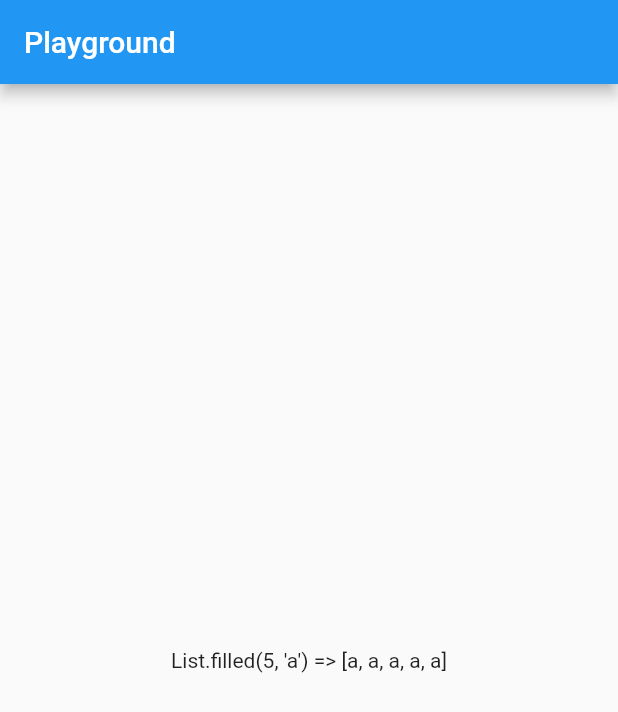
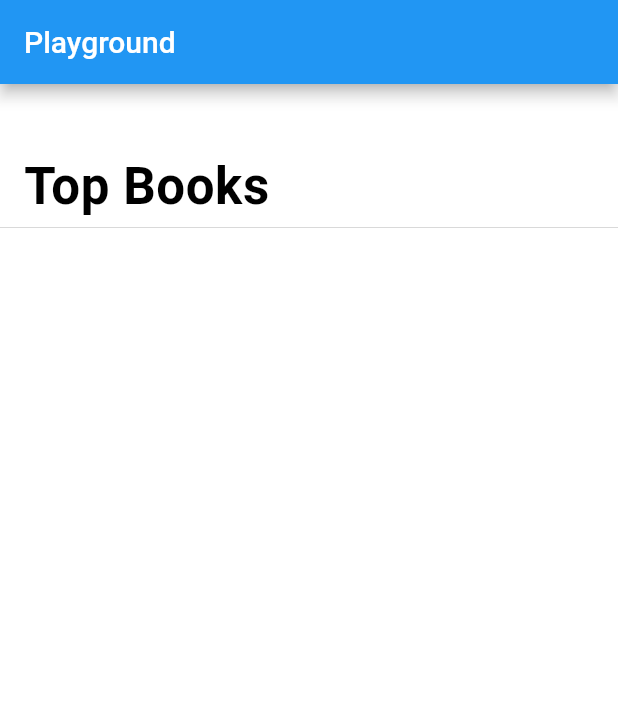
Before and after one commit to edman/flutter-playground, a Flutter app: the screen it shows after launch, on a phone screen of 412 x 824 dp. Shown: the top 712 px of the screen. Run offline on Flutter 3.47's test engine with Material 2 defaults, Android fonts, the phone set to English and light mode, and no system bars; our stand-ins replace cached_network_image, flutter_cache_manager.

Commit message:
Lots of crap I had on top of main

```diff
--- /dev/null
+++ b/lib/appbar.dart
@@ -0,0 +1,32 @@
+import 'package:flutter/cupertino.dart';
+import 'package:flutter/foundation.dart';
+import 'package:flutter/material.dart';
+
+class TopComponent extends StatefulWidget {
+  TopComponent({Key key}) : super(key: key);
+
+  @override
+  _TopComponentState createState() => _TopComponentState();
+}
+
+class _TopComponentState extends State<TopComponent> {
+  @override
+  Widget build(BuildContext context) {
+    return new Material(
+        child: new Container(
+      color: Colors.white,
+      child: new CustomScrollView(
+        slivers: <Widget>[
+          CupertinoSliverNavigationBar(
+            largeTitle: new Text("Top Books"),
+            backgroundColor: Colors.transparent,
+//            border: null,
+          ),
+//          Text("Bla"),
+//          Text("Bla"),
+//          Text("Bla"),
+        ],
+      ),
+    ));
+  }
+}
--- a/lib/lists.dart
+++ b/lib/lists.dart
@@ -11,13 +11,15 @@ class TopComponent extends StatefulWidget {
 class _TopComponentState extends State<TopComponent> {
   @override
   Widget build(BuildContext context) {
-    final list = List.filled(5, "a");
-    print(list);
+    final filled = List.filled(5, 'a');
+    final generate = List.generate(5, (index) => 'a');
     return Center(
       child: Column(
         mainAxisSize: MainAxisSize.min,
+        crossAxisAlignment: CrossAxisAlignment.start,
         children: <Widget>[
-          Text("List.filled(5, 'a') => $list"),
+          Text("List.filled(5, 'a') => $filled"),
+          Text("List.generate(5, (index) => 'a') => $generate"),
         ],
       ),
     );
--- a/lib/main.dart
+++ b/lib/main.dart
@@ -1,5 +1,5 @@
 import 'package:flutter/material.dart';
-import 'lists.dart';
+import 'appbar.dart';
 
 void main() => runApp(MyApp());
 
--- /dev/null
+++ b/lib/sliver_list.dart
@@ -0,0 +1,40 @@
+import 'package:flutter/foundation.dart';
+import 'package:flutter/material.dart';
+
+class TopComponent extends StatefulWidget {
+  TopComponent({Key key}) : super(key: key);
+
+  @override
+  _TopComponentState createState() => _TopComponentState();
+}
+
+class _TopComponentState extends State<TopComponent> {
+  final _itemExtent = 56.0;
+
+  @override
+  Widget build(BuildContext context) {
+    final generatedList = List.generate(500, (index) => 'Item $index');
+    return ListView(
+      controller: ScrollController(initialScrollOffset: _itemExtent * 401),
+      children: generatedList.map((i) => ListTile(title: Text(i, style: TextStyle(fontSize: 20.0)))).toList(),
+    );
+  }
+  //   return CustomScrollView(
+  //     controller: ScrollController(initialScrollOffset: _itemExtent * 401),
+  //     slivers: [
+  //       SliverFixedExtentList(
+  //         itemExtent: _itemExtent,
+  //         delegate: SliverChildBuilderDelegate(
+  //           (context, index) => ListTile(
+  //                 title: Text(
+  //                   generatedList[index],
+  //                   style: TextStyle(fontSize: 20.0),
+  //                 ),
+  //               ),
+  //           childCount: generatedList.length,
+  //         ),
+  //       ),
+  //     ],
+  //   );
+  // }
+}
```
Also changed, not shown: 1 other file.
